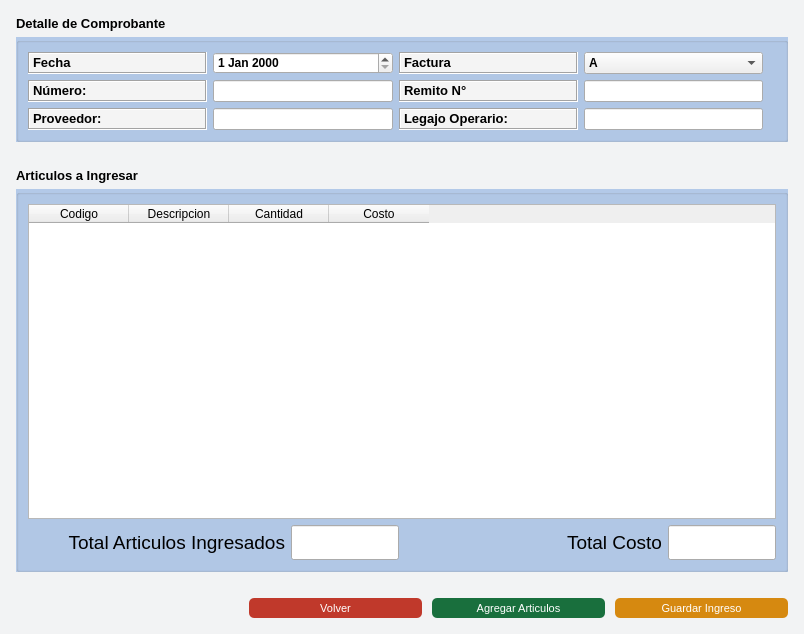
Above: Vistas/gui/ingresos/ingresos.ui from Lonaris/Corupel before the change. Below: the same form after it.
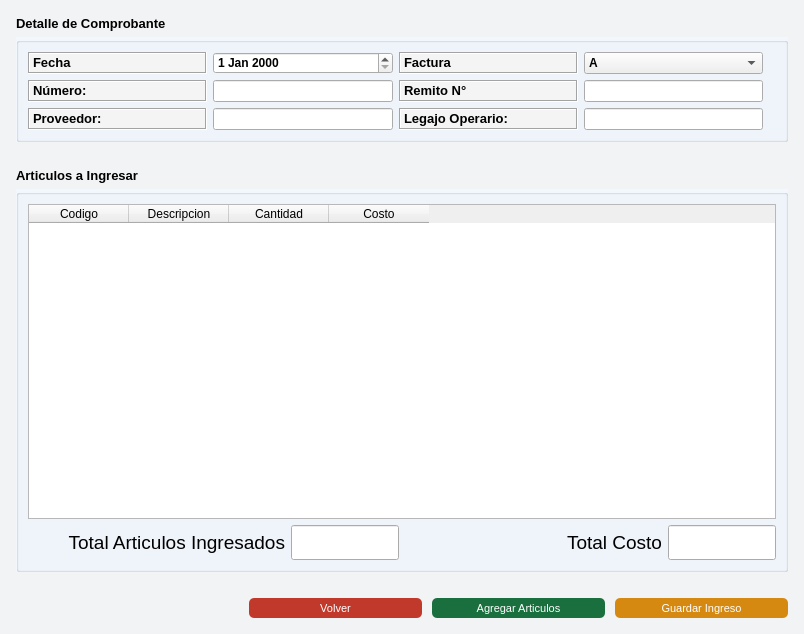
That is the form after the change. Icons and pictures are not drawn.

Patch:
```diff
--- a/Vistas/gui/ingresos/ingresos.ui
+++ b/Vistas/gui/ingresos/ingresos.ui
@@ -470,7 +470,7 @@
        </property>
        <property name="styleSheet">
         <string notr="true">#groupBox_3{
-background-color: #B3C9E8;
+background-color: #F2F6FD;
 }</string>
        </property>
        <property name="title">
@@ -948,7 +948,7 @@
        </property>
        <property name="styleSheet">
         <string notr="true">#groupBox{
-background-color: #B3C9E8}</string>
+background-color: #F2F6FD}</string>
        </property>
        <property name="title">
         <string/>
```
